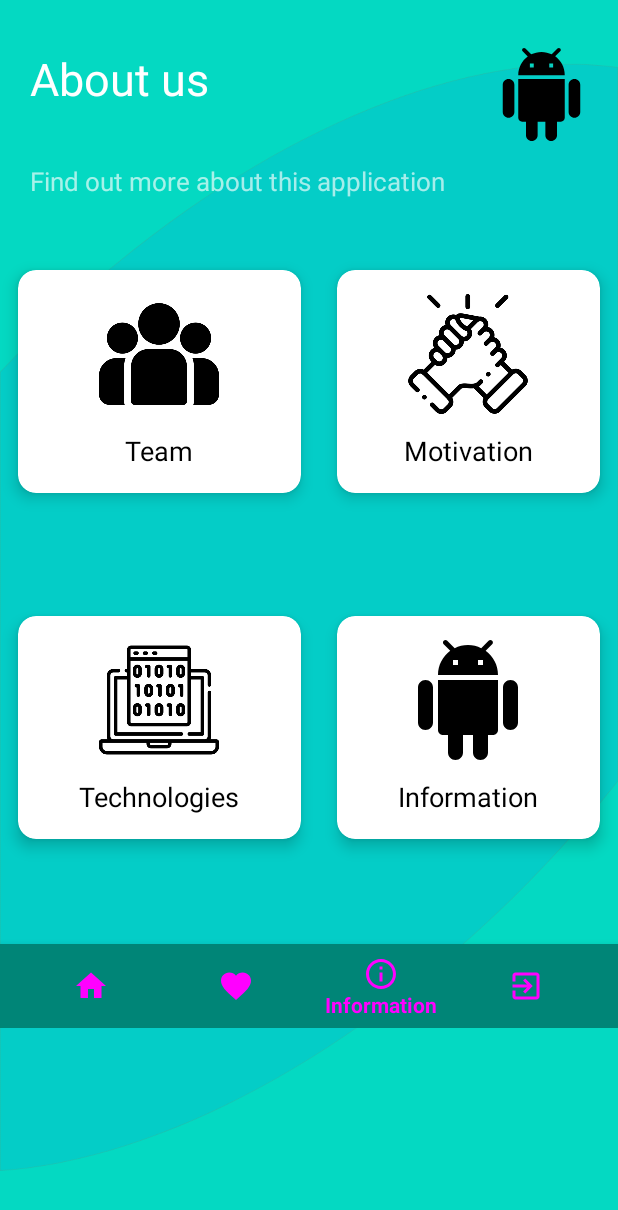
After one commit to IordachescuAnca/Air-Guardians, an Android app: the InformationActivity2 screen opened directly, with no data from a screen before it, on a phone screen of 412 x 824 dp. The commit adds this screen. Shown: the top 1210 px of the screen. Run offline under Robolectric (Android 15) with nearby library versions, the light colour scheme and no system bars; our stand-ins replace Volley; libraries missing offline, so code that uses them is left out: com.mysql.jdbc.

Commit message:
Fixing front-end InformationActivity

```diff
--- a/app/src/main/AndroidManifest.xml
+++ b/app/src/main/AndroidManifest.xml
@@ -19,6 +19,9 @@
             android:roundIcon="@mipmap/ic_launcher_round"
             android:supportsRtl="true"
             android:theme="@style/AppTheme">
+        <activity android:name=".InformationActivity2"
+                  android:theme="@style/AppTheme.FullScreen">
+        </activity>
         <activity android:name=".FavouritesActivity"
                   android:theme="@style/AppTheme.FullScreen">
         </activity>
--- a/app/src/main/java/com/example/air_guardiansproject/FavouritesActivity.java
+++ b/app/src/main/java/com/example/air_guardiansproject/FavouritesActivity.java
@@ -26,7 +26,7 @@ public class FavouritesActivity extends AppCompatActivity {
             public boolean onNavigationItemSelected(@NonNull MenuItem item) {
                 switch (item.getItemId()){
                     case R.id.info:
-                        startActivity(new Intent(getApplicationContext(), InformationActivity.class));
+                        startActivity(new Intent(getApplicationContext(), InformationActivity2.class));
                         overridePendingTransition(0,0);
                         return true;
                     case R.id.nav_home1:
--- a/app/src/main/java/com/example/air_guardiansproject/Home.java
+++ b/app/src/main/java/com/example/air_guardiansproject/Home.java
@@ -125,8 +125,6 @@ public class Home extends AppCompatActivity implements OnMapReadyCallback, Googl
 
     }
 
-
-
     @Override
     protected void onCreate(Bundle savedInstanceState) {
         super.onCreate(savedInstanceState);
@@ -145,7 +143,7 @@ public class Home extends AppCompatActivity implements OnMapReadyCallback, Googl
             public boolean onNavigationItemSelected(@NonNull MenuItem item) {
                 switch (item.getItemId()){
                     case R.id.info:
-                        startActivity(new Intent(getApplicationContext(), InformationActivity.class));
+                        startActivity(new Intent(getApplicationContext(), InformationActivity2.class));
                         overridePendingTransition(0,0);
                         return true;
                     case R.id.favourites:
--- /dev/null
+++ b/app/src/main/java/com/example/air_guardiansproject/InformationActivity2.java
@@ -0,0 +1,111 @@
+package com.example.air_guardiansproject;
+
+import android.app.AlertDialog;
+import android.content.Intent;
+import android.os.StrictMode;
+import android.view.MenuItem;
+import android.view.View;
+import androidx.annotation.NonNull;
+import androidx.appcompat.app.AppCompatActivity;
+import android.os.Bundle;
+import androidx.cardview.widget.CardView;
+import com.google.android.material.bottomnavigation.BottomNavigationView;
+
+public class InformationActivity2 extends AppCompatActivity {
+
+    CardView team;
+    CardView motivation;
+    CardView technologies;
+    CardView information;
+
+    @Override
+    protected void onCreate(Bundle savedInstanceState) {
+        super.onCreate(savedInstanceState);
+        setContentView(R.layout.activity_information2);
+
+        StrictMode.ThreadPolicy policy = new StrictMode.ThreadPolicy.Builder().permitAll().build();
+        StrictMode.setThreadPolicy(policy);
+
+        //Init and Assign Variable
+        BottomNavigationView bottomNavigationView = findViewById(R.id.bottom_navigation);
+
+        //Set Home Selected
+        bottomNavigationView.setSelectedItemId(R.id.info);
+
+        //Perform ItemSelectedListener
+        bottomNavigationView.setOnNavigationItemSelectedListener(new BottomNavigationView.OnNavigationItemSelectedListener() {
+            @Override
+            public boolean onNavigationItemSelected(@NonNull MenuItem item) {
+                switch (item.getItemId()){
+                    case R.id.nav_home1:
+                        startActivity(new Intent(getApplicationContext(), Home.class));
+                        overridePendingTransition(0,0);
+                        return true;
+                    case R.id.favourites:
+                        startActivity(new Intent(getApplicationContext(), FavouritesActivity.class));
+                        overridePendingTransition(0,0);
+                        return true;
+                    case R.id.exit:
+                        startActivity(new Intent(getApplicationContext(), LogInActivity.class));
+                        overridePendingTransition(0,0);
+                        return true;
+                    case R.id.info:
+                        return true;
+                }
+                return false;
+            }
+        });
+
+        team = (CardView)findViewById(R.id.team);
+        team.setOnClickListener(new View.OnClickListener() {
+            @Override
+            public void onClick(View v) {
+
+                AlertDialog.Builder builder = new AlertDialog.Builder(InformationActivity2.this);
+                View myView = getLayoutInflater().inflate(R.layout.custom_popup_team, null);
+                builder.setView(myView);
+                AlertDialog alertDialog = builder.create();
+                alertDialog.show();
+            }
+        });
+
+        motivation = (CardView)findViewById(R.id.motivation);
+        motivation.setOnClickListener(new View.OnClickListener() {
+            @Override
+            public void onClick(View v) {
+
+                AlertDialog.Builder builder = new AlertDialog.Builder(InformationActivity2.this);
+                View myView = getLayoutInflater().inflate(R.layout.custom_popup_motivation, null);
+                builder.setView(myView);
+                AlertDialog alertDialog = builder.create();
+                alertDialog.show();
+            }
+        });
+
+        technologies = (CardView)findViewById(R.id.technology);
+        technologies.setOnClickListener(new View.OnClickListener() {
+            @Override
+            public void onClick(View v) {
+
+                AlertDialog.Builder builder = new AlertDialog.Builder(InformationActivity2.this);
+                View myView = getLayoutInflater().inflate(R.layout.custom_popup_technologies, null);
+                builder.setView(myView);
+                AlertDialog alertDialog = builder.create();
+                alertDialog.show();
+            }
+        });
+
+        information = (CardView)findViewById(R.id.information);
+        information.setOnClickListener(new View.OnClickListener() {
+            @Override
+            public void onClick(View v) {
+
+                AlertDialog.Builder builder = new AlertDialog.Builder(InformationActivity2.this);
+                View myView = getLayoutInflater().inflate(R.layout.custom_popup_information, null);
+                builder.setView(myView);
+                AlertDialog alertDialog = builder.create();
+                alertDialog.show();
+            }
+        });
+    }
+}
--- a/app/src/main/res/layout/activity_favourites.xml
+++ b/app/src/main/res/layout/activity_favourites.xml
@@ -5,6 +5,7 @@
         xmlns:app="http://schemas.android.com/apk/res-auto"
         android:layout_width="match_parent"
         android:layout_height="match_parent"
+        android:background="@drawable/back_other_activities"
         tools:context=".FavouritesActivity">
 
     <FrameLayout
--- /dev/null
+++ b/app/src/main/res/layout/activity_information2.xml
@@ -0,0 +1,207 @@
+<?xml version="1.0" encoding="utf-8"?>
+<ScrollView
+        xmlns:android="http://schemas.android.com/apk/res/android"
+        xmlns:tools="http://schemas.android.com/tools"
+        xmlns:app="http://schemas.android.com/apk/res-auto"
+        android:layout_width="match_parent"
+        android:layout_height="match_parent"
+        android:background="@drawable/back_other_activities"
+        tools:context=".InformationActivity2">
+
+    <LinearLayout
+            android:orientation="vertical"
+            android:layout_width="match_parent"
+            android:layout_height="match_parent">
+
+    <RelativeLayout
+            android:layout_marginTop="32dp"
+            android:layout_marginRight="20dp"
+            android:layout_marginLeft="20dp"
+            android:layout_width="match_parent"
+            android:layout_height="wrap_content">
+        <TextView
+                android:id="@+id/txtabout"
+                android:text="About us"
+                android:textSize="30sp"
+                android:textColor="@android:color/white"
+                android:layout_width="wrap_content"
+                android:layout_marginBottom="30dp"
+                android:layout_height="wrap_content"/>
+        <TextView
+                android:layout_marginTop="6dp"
+                android:layout_below="@+id/txtabout"
+                android:text="Find out more about this application"
+                android:alpha="0.65"
+                android:textSize="17sp"
+                android:textColor="@android:color/white"
+                android:layout_width="wrap_content"
+                android:layout_marginBottom="35dp"
+                android:layout_height="wrap_content"/>
+        <ImageView
+                android:layout_alignParentRight="true"
+                app:srcCompat="@drawable/ic_android_black_24dp"
+                android:layout_width="62dp"
+                android:layout_height="62dp">
+
+        </ImageView>
+
+    </RelativeLayout>
+
+    <GridLayout
+            android:rowCount="3"
+            android:columnCount="2"
+            android:alignmentMode="alignMargins"
+            android:columnOrderPreserved="false"
+            android:layout_width="match_parent"
+            android:layout_height="wrap_content">
+
+    <androidx.cardview.widget.CardView
+            android:id="@+id/team"
+            android:layout_width="wrap_content"
+            android:layout_height="wrap_content"
+            android:layout_columnWeight="1"
+            android:layout_rowWeight="1"
+            app:cardElevation="6dp"
+            app:cardCornerRadius="12dp"
+            android:layout_margin="12dp"
+            android:layout_marginBottom="70dp"
+    >
+
+        <LinearLayout
+                android:orientation="vertical"
+                android:padding="16dp"
+                android:gravity="center"
+                android:layout_width="match_parent"
+                android:layout_height="match_parent">
+
+            <ImageView
+                    android:background="@drawable/team"
+                    android:layout_width="80dp"
+                    android:layout_height="80dp"/>
+            <TextView
+                    android:layout_marginTop="12dp"
+                    android:textColor="@android:color/black"
+                    android:textSize="18sp"
+                    android:text="Team"
+                    android:layout_width="wrap_content"
+                    android:layout_height="wrap_content"/>
+
+        </LinearLayout>
+    </androidx.cardview.widget.CardView>
+
+    <androidx.cardview.widget.CardView
+            android:id="@+id/motivation"
+            android:layout_width="wrap_content"
+            android:layout_height="wrap_content"
+            android:layout_columnWeight="1"
+            android:layout_rowWeight="1"
+            app:cardElevation="6dp"
+            app:cardCornerRadius="12dp"
+            android:layout_margin="12dp"
+            android:layout_marginBottom="70dp"
+    >
+
+        <LinearLayout
+                android:orientation="vertical"
+                android:padding="16dp"
+                android:gravity="center"
+                android:layout_width="match_parent"
+                android:layout_height="match_parent">
+
+            <ImageView
+                    app:srcCompat="@drawable/motivation"
+                    android:layout_width="80dp"
+                    android:layout_height="80dp"/>
+            <TextView
+                    android:layout_marginTop="12dp"
+                    android:textColor="@android:color/black"
+                    android:textSize="18sp"
+                    android:text="Motivation"
+                    android:layout_width="wrap_content"
+                    android:layout_height="wrap_content"/>
+
+        </LinearLayout>
+    </androidx.cardview.widget.CardView>
+
+    <androidx.cardview.widget.CardView
+            android:id="@+id/technology"
+            android:layout_width="wrap_content"
+            android:layout_height="wrap_content"
+            android:layout_columnWeight="1"
+            android:layout_rowWeight="1"
+            app:cardElevation="6dp"
+            app:cardCornerRadius="12dp"
+            android:layout_margin="12dp"
+            android:layout_marginBottom="70dp"
+    >
+
+        <LinearLayout
+                android:orientation="vertical"
+                android:padding="16dp"
+                android:gravity="center"
+                android:layout_width="match_parent"
+                android:layout_height="match_parent">
+
+            <ImageView
+                    app:srcCompat="@drawable/technology"
+                    android:layout_width="80dp"
+                    android:layout_height="80dp"/>
+            <TextView
+                    android:layout_marginTop="12dp"
+                    android:textColor="@android:color/black"
+                    android:textSize="18sp"
+                    android:text="Technologies"
+                    android:layout_width="wrap_content"
+                    android:layout_height="wrap_content"/>
+
+        </LinearLayout>
+
+    </androidx.cardview.widget.CardView>
+    <androidx.cardview.widget.CardView
+            android:id="@+id/information"
+            android:layout_width="wrap_content"
+            android:layout_height="wrap_content"
+            android:layout_columnWeight="1"
+            android:layout_rowWeight="1"
+            app:cardElevation="6dp"
+            app:cardCornerRadius="12dp"
+            android:layout_margin="12dp"
+            android:layout_marginBottom="70dp"
+    >
+
+    <LinearLayout
+            android:orientation="vertical"
+            android:padding="16dp"
+            android:gravity="center"
+            android:layout_width="match_parent"
+            android:layout_height="match_parent">
+
+        <ImageView
+                app:srcCompat="@drawable/ic_android_black_24dp"
+                android:layout_width="80dp"
+                android:layout_height="80dp"/>
+        <TextView
+                android:layout_marginTop="12dp"
+                android:textColor="@android:color/black"
+                android:textSize="18sp"
+                android:text="Information"
+                android:layout_width="wrap_content"
+                android:layout_height="wrap_content"/>
+
+    </LinearLayout>
+    </androidx.cardview.widget.CardView>
+    </GridLayout>
+        <com.google.android.material.bottomnavigation.BottomNavigationView
+                android:layout_width="match_parent"
+                android:layout_height="wrap_content"
+                android:background="@color/colorPrimary"
+                android:id="@+id/bottom_navigation"
+                app:itemBackground="@color/colorPrimary"
+                app:itemTextColor="@drawable/selector"
+                app:itemIconTint="@drawable/selector"
+                app:menu="@menu/bottom_navigation_bar"
+                android:layout_alignParentBottom="true">
+        </com.google.android.material.bottomnavigation.BottomNavigationView>
+
+    </LinearLayout>
+</ScrollView>
--- /dev/null
+++ b/app/src/main/res/layout/custom_popup_information.xml
@@ -0,0 +1,16 @@
+<?xml version="1.0" encoding="utf-8"?>
+<androidx.constraintlayout.widget.ConstraintLayout
+        xmlns:android="http://schemas.android.com/apk/res/android"
+        xmlns:app="http://schemas.android.com/apk/res-auto"
+        android:layout_width="350dp"
+        android:layout_height="475dp"
+        android:background="@color/back_popup"
+        android:layout_gravity="center">
+    <TextView
+            android:text="Information"
+            android:layout_width="160dp"
+            android:layout_height="32dp" android:id="@+id/textView2"
+            android:layout_marginTop="36dp"
+            app:layout_constraintTop_toTopOf="parent" app:layout_constraintStart_toStartOf="parent"
+            android:layout_marginLeft="92dp" android:layout_marginStart="92dp"/>
+</androidx.constraintlayout.widget.ConstraintLayout>
```
